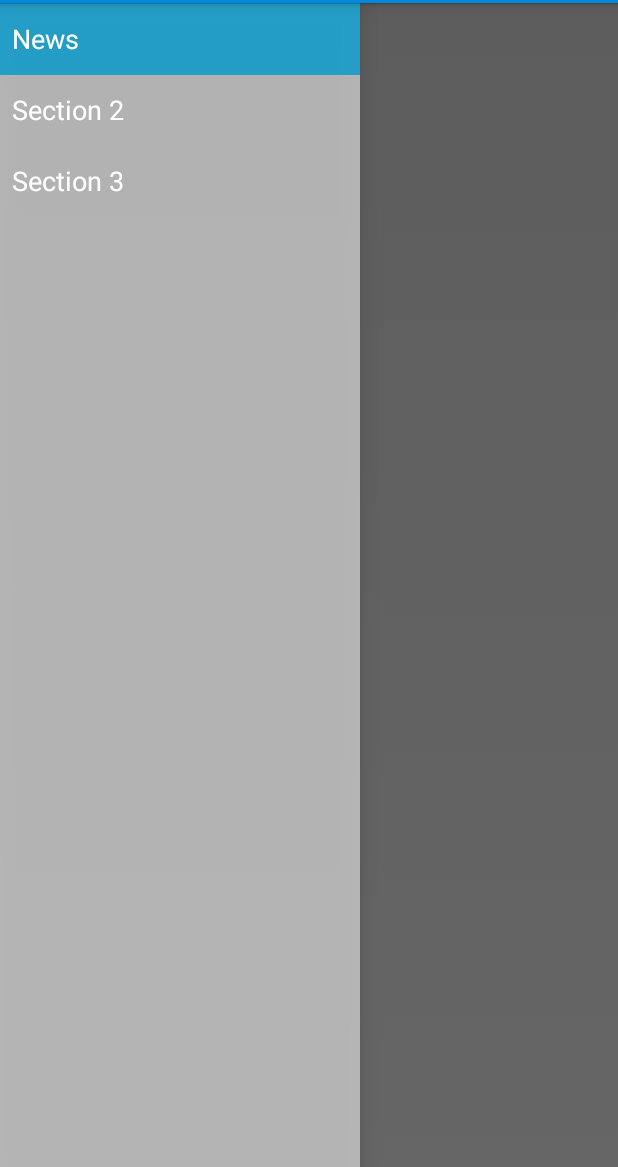
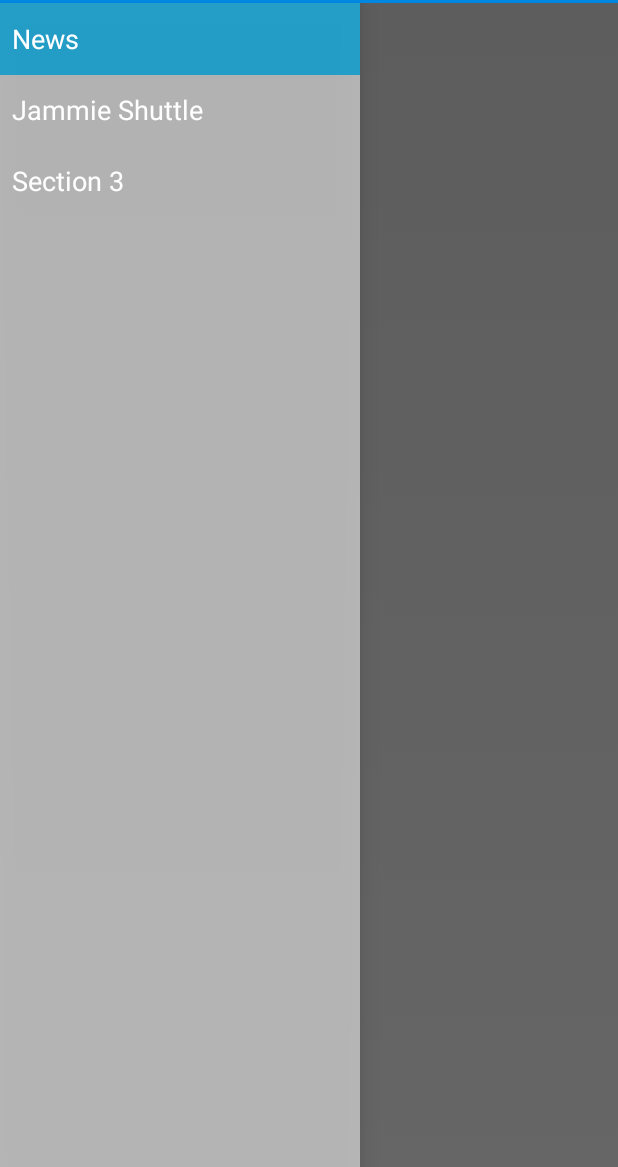
Before and after one commit to olpie101/uctmobile, an Android app: the screen it shows after launch (MainActivity), on a phone screen of 412 x 824 dp, the part 69-1236 px from its top. Run offline under Robolectric (Android 15) with nearby library versions, the phone set to English and light mode, and no system bars; our stand-ins replace ButterKnife, Picasso; libraries missing offline, so code that uses them is left out: retrofit.converter; pictures from the network do not load; 32 statements that could not run were skipped.

Commit message:
Finished Article formatting, started Jammie Shuttle
News article now displayed with appropriate formatting.

```diff
--- a/app/src/main/java/za/ac/myuct/klmedu001/uctmobile/MainActivity.java
+++ b/app/src/main/java/za/ac/myuct/klmedu001/uctmobile/MainActivity.java
@@ -3,26 +3,33 @@ package za.ac.myuct.klmedu001.uctmobile;
 import android.app.Activity;
 
 import android.app.ActionBar;
-import android.app.Fragment;
 import android.app.FragmentManager;
-import android.content.Context;
-import android.os.Build;
+import android.content.SharedPreferences;
+import android.os.AsyncTask;
 import android.os.Bundle;
 import android.util.Log;
-import android.view.Gravity;
-import android.view.LayoutInflater;
 import android.view.Menu;
 import android.view.MenuItem;
-import android.view.View;
-import android.view.ViewGroup;
 import android.support.v4.widget.DrawerLayout;
-import android.widget.ArrayAdapter;
-import android.widget.TextView;
+
+import com.google.gson.FieldNamingPolicy;
+import com.google.gson.Gson;
+import com.google.gson.GsonBuilder;
+
+import java.util.Date;
+
+import retrofit.RestAdapter;
+import retrofit.converter.GsonConverter;
+import za.ac.myuct.klmedu001.uctmobile.constantsandprocesses.UCTConstants;
+import za.ac.myuct.klmedu001.uctmobile.constantsandprocesses.rest.JammieService;
+import za.ac.myuct.klmedu001.uctmobile.constantsandprocesses.rest.LastJammieTimeTableBracketUpdate;
+import za.ac.myuct.klmedu001.uctmobile.constantsandprocesses.rest.adapter.LastJammieTimeTableBracketUpdateAdapter;
 
 
 public class MainActivity extends Activity
         implements NavigationDrawerFragment.NavigationDrawerCallbacks {
-
+    private final String TAG = "MainActivity";
+    private Date lastUpdate;
     /**
      * Fragment managing the behaviors, interactions and presentation of the navigation drawer.
      */
@@ -50,6 +57,16 @@ public class MainActivity extends Activity
     }
 
     @Override
+    protected void onResume() {
+        super.onResume();
+        SharedPreferences prefs = getSharedPreferences(UCTConstants.SHARED_PREFS, MODE_PRIVATE);
+        lastUpdate = new Date(prefs.getLong(UCTConstants.PREFS_LAST_JAMMIE_UPDATE, 0));
+        Log.d(TAG, "lastUpdate="+lastUpdate);
+
+        new LastUpdateTask().execute();
+    }
+
+    @Override
     public void onNavigationDrawerItemSelected(int position) {
         // update the main content by replacing fragments
         FragmentManager fragmentManager = getFragmentManager();
@@ -67,7 +84,7 @@ public class MainActivity extends Activity
                 mTitle = getString(R.string.title_news);
                 break;
             case 2:
-                mTitle = getString(R.string.title_section2);
+                mTitle = getString(R.string.title_jammie_shuttle);
                 break;
             case 3:
                 mTitle = getString(R.string.title_section3);
@@ -108,4 +125,31 @@ public class MainActivity extends Activity
         return super.onOptionsItemSelected(item);
     }
 
+    private class LastUpdateTask extends AsyncTask<Void, Integer, Void> {
+
+        @Override
+        protected Void doInBackground(Void... voids) {
+            Gson gson = new GsonBuilder()
+                    .setFieldNamingPolicy(FieldNamingPolicy.LOWER_CASE_WITH_UNDERSCORES)
+                    .registerTypeAdapter(LastJammieTimeTableBracketUpdate.class, new LastJammieTimeTableBracketUpdateAdapter())
+                    .create();
+
+            RestAdapter restAdapter = new RestAdapter.Builder()
+                    .setEndpoint(UCTConstants.AE_URL) // The base API endpoint.
+                    .setConverter(new GsonConverter(gson))
+                    .build();
+
+            Log.d(TAG, "Querying Server");
+            JammieService jammieService= restAdapter.create(JammieService.class);
+
+            LastJammieTimeTableBracketUpdate serverLastUpdate = jammieService.lastUpdate();
+
+            if(lastUpdate.compareTo(serverLastUpdate.getDate().getTime()) < 0){
+                Log.d(TAG, "Jammie timetable needs updating\n"+lastUpdate+"\nvs.\n"+serverLastUpdate.getDate().getTime());
+            }else{
+                Log.d(TAG, "Jammie timetable !needs updating\n"+lastUpdate+"\nvs.\n"+serverLastUpdate.getDate().getTime());
+            }
+            return null;
+        }
+    }
 }
--- a/app/src/main/java/za/ac/myuct/klmedu001/uctmobile/NavigationDrawerFragment.java
+++ b/app/src/main/java/za/ac/myuct/klmedu001/uctmobile/NavigationDrawerFragment.java
@@ -103,7 +103,7 @@ public class NavigationDrawerFragment extends Fragment {
                 android.R.id.text1,
                 new String[]{
                         getString(R.string.title_news),
-                        getString(R.string.title_section2),
+                        getString(R.string.title_jammie_shuttle),
                         getString(R.string.title_section3),
                 }));
         mDrawerListView.setItemChecked(mCurrentSelectedPosition, true);
--- a/app/src/main/java/za/ac/myuct/klmedu001/uctmobile/NewsArticleActivity.java
+++ b/app/src/main/java/za/ac/myuct/klmedu001/uctmobile/NewsArticleActivity.java
@@ -83,7 +83,7 @@ public class NewsArticleActivity extends Activity {
             super.onResume();
             RSSItem article = getActivity().getIntent().getParcelableExtra(UCTConstants.BUNDLE_EXTRA_RSS_ITEM);
 
-            String finalHtml = UCTConstants.html_header_body_open+"<h1>"+article.title+"</h1>"+article.description+UCTConstants.html_body_close;
+            String finalHtml = UCTConstants.html_header_body_open+"<div class='top-section'><h1>"+article.title+"</h1></div><p class='date'>"+article.pubDate+"</p>"+article.description+UCTConstants.html_body_close;
             Log.d(TAG, finalHtml);
             webView.loadDataWithBaseURL(UCTConstants.UCT_URL, finalHtml, "text/html", "UTF-8", null);
         }
--- a/app/src/main/java/za/ac/myuct/klmedu001/uctmobile/constantsandprocesses/UCTConstants.java
+++ b/app/src/main/java/za/ac/myuct/klmedu001/uctmobile/constantsandprocesses/UCTConstants.java
@@ -1,4 +1,11 @@
 package za.ac.myuct.klmedu001.uctmobile.constantsandprocesses;
+
+import android.content.res.Resources;
+import android.graphics.Color;
+
+import java.util.TimeZone;
+
+import za.ac.myuct.klmedu001.uctmobile.R;
 
 /**
  * Created by eduardokolomajr on 2014/07/26.
@@ -29,6 +36,22 @@ public interface UCTConstants {
 
     public static final String BUNDLE_EXTRA_RSS_ITEM = "rss-item";
 
-    public static final String html_header_body_open = "<html><head><style>html,body{margin: 0 auto;padding: 0px;}.rightmargin{width:100%;height:auto;margin:0px;padding:0px;}p{padding:5%;}</style></head><body>";
+    public static final String SHARED_PREFS = "za.ac.myuct.klmedu001.uctmobile.MAIN_PREFS";
+    public static final String PREFS_LAST_JAMMIE_UPDATE = "LJA";
+
+    public static final TimeZone TIME_ZONE = TimeZone.getTimeZone("Africa/Johannesburg");
+    public static final String AE_URL = "http://moonlit-bliss-663.appspot.com";
+
+    public static final String html_header_body_open = "<html><head><style type='text/css'>html,body{" +
+            "margin: 0 auto;padding: 0px;font-family: Sans-Serif;}" +
+            "h1:first-of-type{padding:5%; color:white}" +
+            "p{padding:0% 5%;}" +
+            "a:hover, a:visited:hover {font-weight: bold;color: #006699;text-decoration: underline;}" +
+            "a:visited {font-weight: bold;color: #1284C6;text-decoration: none;}" +
+            ".top-section{background-color:#0099FF; min-height:100px;}" +
+            ".date {font-weight: bold; font-size:10pt; color:#666666; text-align:justify;}"+
+            ".rightmargin{width:100%;height:auto;margin:0px;padding:0px;clear:both;}" +
+            ".small{font-weight:normal;color:#666666;font-size:11pt;}" +
+            "</style></head><body>";
     public static final String html_body_close = "</body></html>";
 }
--- /dev/null
+++ b/app/src/main/java/za/ac/myuct/klmedu001/uctmobile/constantsandprocesses/rest/JammieService.java
@@ -0,0 +1,13 @@
+package za.ac.myuct.klmedu001.uctmobile.constantsandprocesses.rest;
+
+import java.util.List;
+
+import retrofit.http.GET;
+
+/**
+ * Created by eduardokolomajr on 2014/08/08.
+ */
+public interface JammieService {
+    @GET("/service/routes/last-time-periods-update")
+    LastJammieTimeTableBracketUpdate lastUpdate();
+}
--- a/app/src/main/res/values/strings.xml
+++ b/app/src/main/res/values/strings.xml
@@ -3,7 +3,7 @@
 
     <string name="app_name">UCT Mobile</string>
     <string name="title_news">News</string>
-    <string name="title_section2">Section 2</string>
+    <string name="title_jammie_shuttle">Jammie Shuttle</string>
     <string name="title_section3">Section 3</string>
     <string name="navigation_drawer_open">Open navigation drawer</string>
     <string name="navigation_drawer_close">Close navigation drawer</string>
--- a/app/src/main/res/values/styles.xml
+++ b/app/src/main/res/values/styles.xml
@@ -4,6 +4,8 @@
     <style name="AppTheme" parent="Theme.Actionbar_theme">
         <!-- Customize your theme here. -->
         <item name="android:textColor">@color/white</item>
+        <item name="android:windowContentOverlay">@null</item>
+        <item name="android:actionBarDivider">@null</item>
     </style>
 
     <style name="cardviewStyleText">
```
Also changed, not shown: app/src/main/java/za/ac/myuct/klmedu001/uctmobile/constantsandprocesses/rest/LastJammieTimeTableBracketUpdate.java (added, +33 -0 lines), app/src/main/java/za/ac/myuct/klmedu001/uctmobile/constantsandprocesses/rest/adapter/LastJammieTimeTableBracketUpdateAdapter.java (added, +34 -0 lines).
